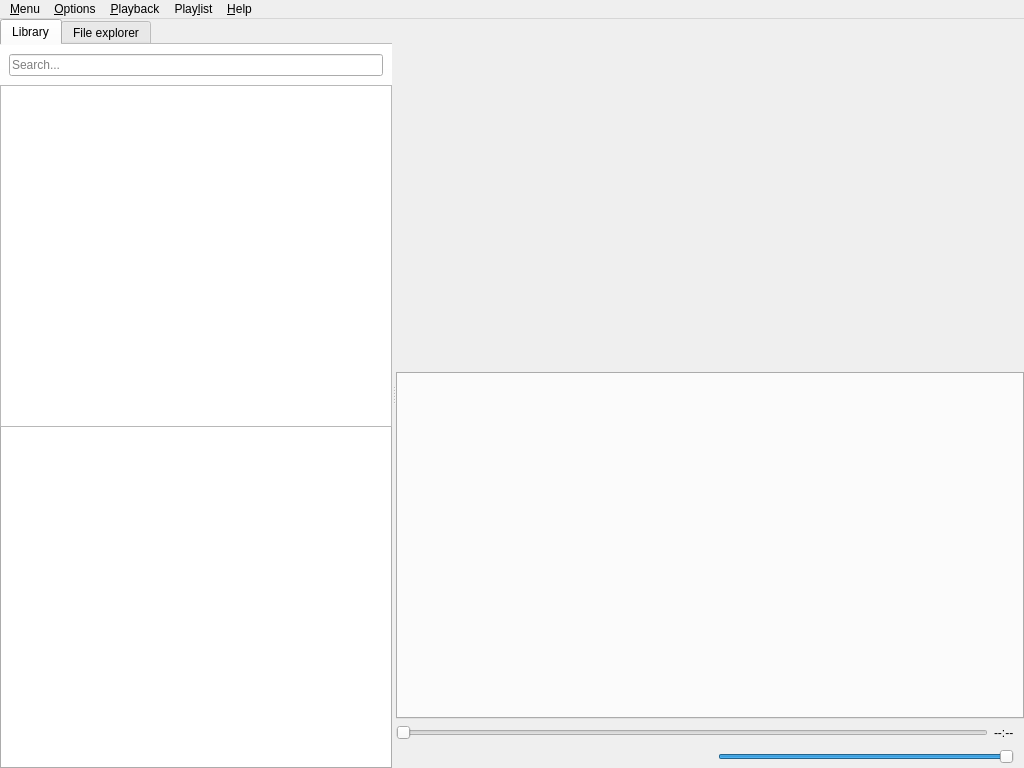
Old version of the form code/MiamPlayer/mainwindow.ui in the repository MBach/Miam-Player.
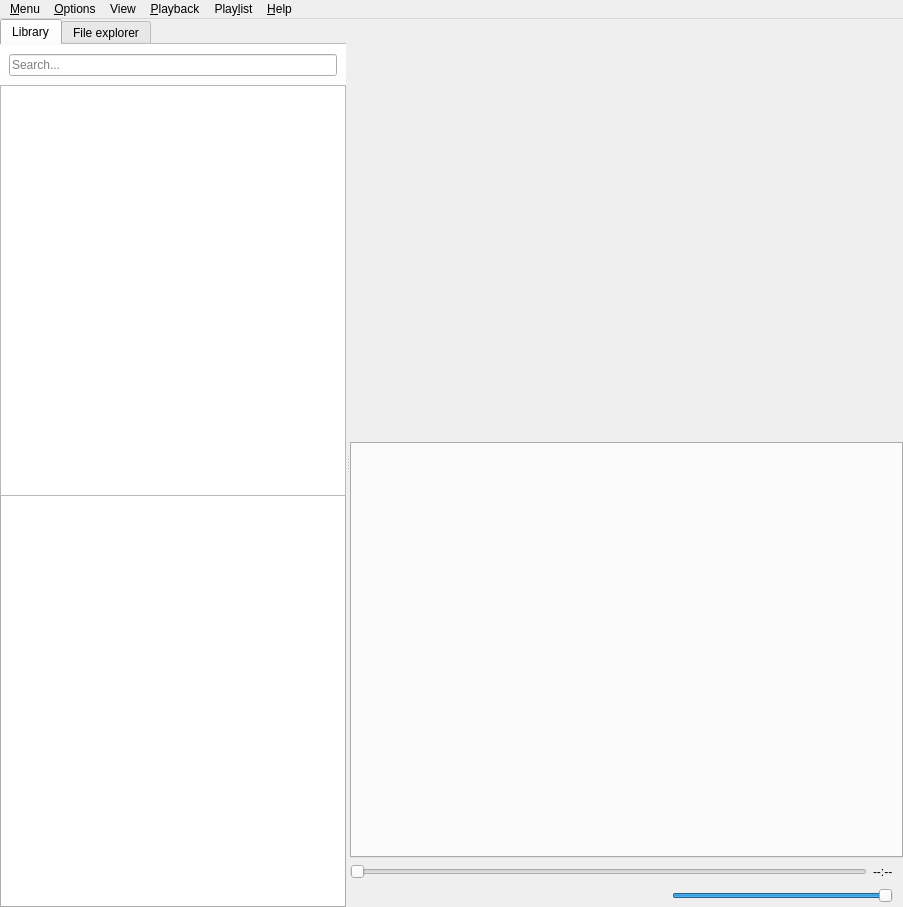
New version of the form. Icons and pictures are not drawn. Custom widgets are drawn as their Qt base class.

The edit to the form file:
```diff
--- a/code/MiamPlayer/mainwindow.ui
+++ b/code/MiamPlayer/mainwindow.ui
@@ -6,8 +6,8 @@
    <rect>
     <x>0</x>
     <y>0</y>
-    <width>1024</width>
-    <height>768</height>
+    <width>903</width>
+    <height>907</height>
    </rect>
   </property>
   <property name="windowTitle">
@@ -21,7 +21,35 @@
     <property name="spacing">
      <number>0</number>
     </property>
-    <property name="margin">
+    <property name="leftMargin">
+     <number>0</number>
+    </property>
+    <property name="topMargin">
+     <number>0</number>
+    </property>
+    <property name="rightMargin">
+     <number>0</number>
+    </property>
+    <property name="bottomMargin">
+     <number>0</number>
+    </property>
+    <item>
+     <widget class="QStackedWidget" name="stackedWidget">
+      <widget class="QWidget" name="defaultPage">
+       <layout class="QHBoxLayout" name="horizontalLayout">
+        <property name="spacing">
+         <number>0</number>
+        </property>
+        <property name="leftMargin">
+         <number>0</number>
+        </property>
+        <property name="topMargin">
+         <number>0</number>
+        </property>
+        <property name="rightMargin">
+         <number>0</number>
+        </property>
+        <property name="bottomMargin">
      <number>0</number>
     </property>
     <item>
@@ -368,12 +396,16 @@
     </item>
    </layout>
   </widget>
+     </widget>
+    </item>
+   </layout>
+  </widget>
   <widget class="QMenuBar" name="menubar">
    <property name="geometry">
     <rect>
      <x>0</x>
      <y>0</y>
-     <width>1024</width>
+     <width>903</width>
      <height>25</height>
     </rect>
    </property>
@@ -438,8 +470,16 @@
     <addaction name="actionIncreaseVolume"/>
     <addaction name="actionDecreaseVolume"/>
    </widget>
+   <widget class="QMenu" name="menuView">
+    <property name="title">
+     <string>View</string>
+    </property>
+    <addaction name="actionPlaylistMode"/>
+    <addaction name="actionUniqueLibraryMode"/>
+   </widget>
    <addaction name="menuMenu"/>
    <addaction name="menuOptions"/>
+   <addaction name="menuView"/>
    <addaction name="menuPlayback"/>
    <addaction name="menuPlaylist"/>
    <addaction name="menuHelp"/>
@@ -633,11 +673,6 @@
    <extends>QPushButton</extends>
    <header>mediabutton.h</header>
   </customwidget>
-  <customwidget>
-   <class>LibraryFilterLineEdit</class>
-   <extends>QLineEdit</extends>
-   <header>library/libraryfilterlineedit.h</header>
-  </customwidget>
   <customwidget>
    <class>TagEditor</class>
    <extends>QWidget</extends>
@@ -678,6 +713,11 @@
    <header>playlists/tabplaylist.h</header>
    <container>1</container>
   </customwidget>
+  <customwidget>
+   <class>LibraryFilterLineEdit</class>
+   <extends>QLineEdit</extends>
+   <header location="global">libraryfilterlineedit.h</header>
+  </customwidget>
  </customwidgets>
  <tabstops>
   <tabstop>leftTabs</tabstop>
```
Left out of the diff: 166 changed lines with no effect on the pictures. Lines whose indentation alone changed are shown as unchanged.
